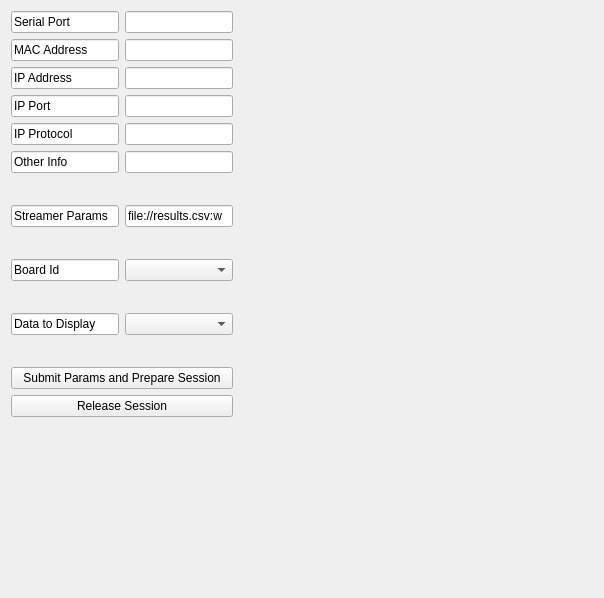
Old version of the form applications/mne_scan/plugins/brainflowboard/FormFiles/brainflowsetupwidget.ui in the repository mne-tools/mne-cpp.
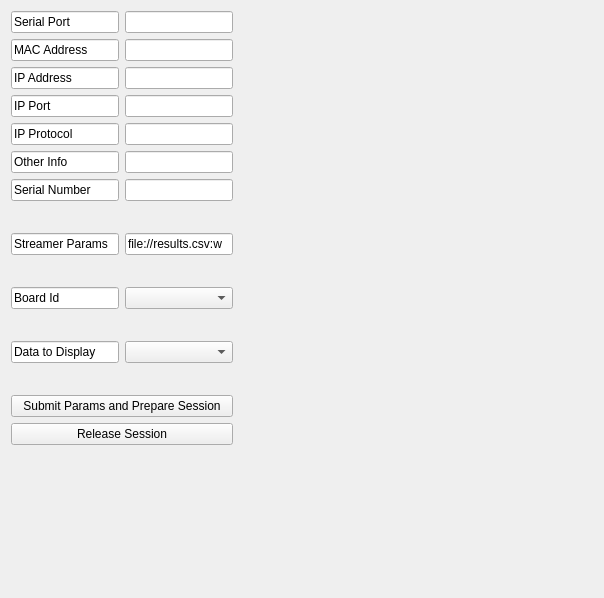
New version of the form.

What changed in the file:
```diff
--- a/applications/mne_scan/plugins/brainflowboard/FormFiles/brainflowsetupwidget.ui
+++ b/applications/mne_scan/plugins/brainflowboard/FormFiles/brainflowsetupwidget.ui
@@ -91,7 +91,7 @@
      <item row="5" column="1">
       <widget class="QLineEdit" name="otherInfo"/>
      </item>
-     <item row="6" column="0" colspan="2">
+     <item row="7" column="0" colspan="2">
       <spacer name="horizontalSpacer_3">
        <property name="orientation">
         <enum>Qt::Horizontal</enum>
@@ -104,7 +104,7 @@
        </property>
       </spacer>
      </item>
-     <item row="7" column="0">
+     <item row="8" column="0">
       <widget class="QLineEdit" name="lineEdit_15">
        <property name="text">
         <string>Streamer Params</string>
@@ -114,14 +114,14 @@
        </property>
       </widget>
      </item>
-     <item row="7" column="1">
+     <item row="8" column="1">
       <widget class="QLineEdit" name="streamerParams">
        <property name="text">
         <string>file://results.csv:w</string>
        </property>
       </widget>
      </item>
-     <item row="8" column="0" colspan="2">
+     <item row="9" column="0" colspan="2">
       <spacer name="horizontalSpacer">
        <property name="orientation">
         <enum>Qt::Horizontal</enum>
@@ -134,7 +134,7 @@
        </property>
       </spacer>
      </item>
-     <item row="9" column="0">
+     <item row="10" column="0">
       <widget class="QLineEdit" name="lineEdit_13">
        <property name="text">
         <string>Board Id</string>
@@ -144,10 +144,10 @@
        </property>
       </widget>
      </item>
-     <item row="9" column="1">
+     <item row="10" column="1">
       <widget class="QComboBox" name="boardId"/>
      </item>
-     <item row="10" column="0" colspan="2">
+     <item row="11" column="0" colspan="2">
       <spacer name="horizontalSpacer_2">
        <property name="orientation">
         <enum>Qt::Horizontal</enum>
@@ -160,7 +160,7 @@
        </property>
       </spacer>
      </item>
-     <item row="11" column="0">
+     <item row="12" column="0">
       <widget class="QLineEdit" name="lineEdit_2">
        <property name="text">
         <string>Data to Display</string>
@@ -170,10 +170,10 @@
        </property>
       </widget>
      </item>
-     <item row="11" column="1">
+     <item row="12" column="1">
       <widget class="QComboBox" name="dataType"/>
      </item>
-     <item row="12" column="0" colspan="2">
+     <item row="13" column="0" colspan="2">
       <spacer name="horizontalSpacer_4">
        <property name="orientation">
         <enum>Qt::Horizontal</enum>
@@ -186,20 +186,30 @@
        </property>
       </spacer>
      </item>
-     <item row="14" column="0" colspan="2">
+     <item row="15" column="0" colspan="2">
       <widget class="QPushButton" name="prepareSession">
        <property name="text">
         <string>Submit Params and Prepare Session</string>
        </property>
       </widget>
      </item>
-     <item row="15" column="0" colspan="2">
+     <item row="16" column="0" colspan="2">
       <widget class="QPushButton" name="releaseSession">
        <property name="text">
         <string>Release Session</string>
        </property>
       </widget>
      </item>
+     <item row="6" column="0">
+      <widget class="QLineEdit" name="lineEdit_4">
+       <property name="text">
+        <string>Serial Number</string>
+       </property>
+      </widget>
+     </item>
+     <item row="6" column="1">
+      <widget class="QLineEdit" name="serialNumber"/>
+     </item>
     </layout>
    </item>
    <item row="0" column="1">
```
